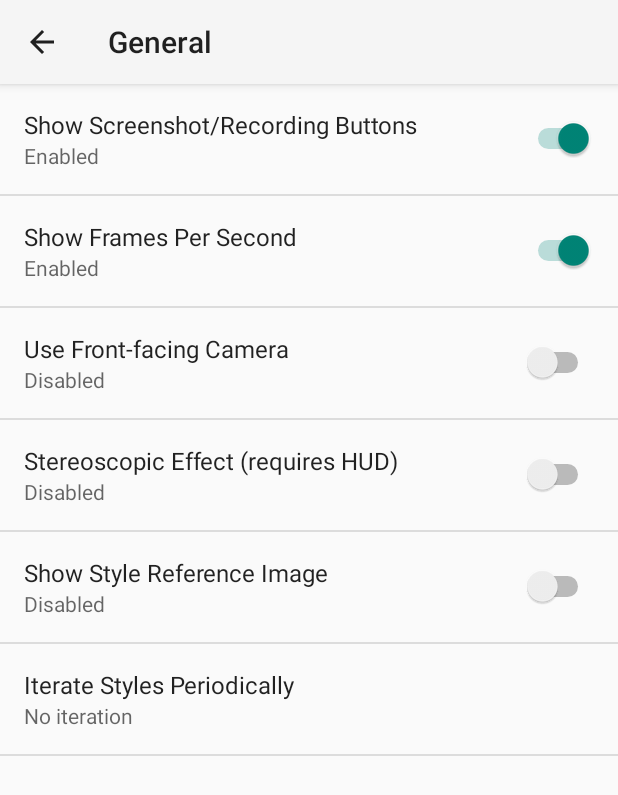
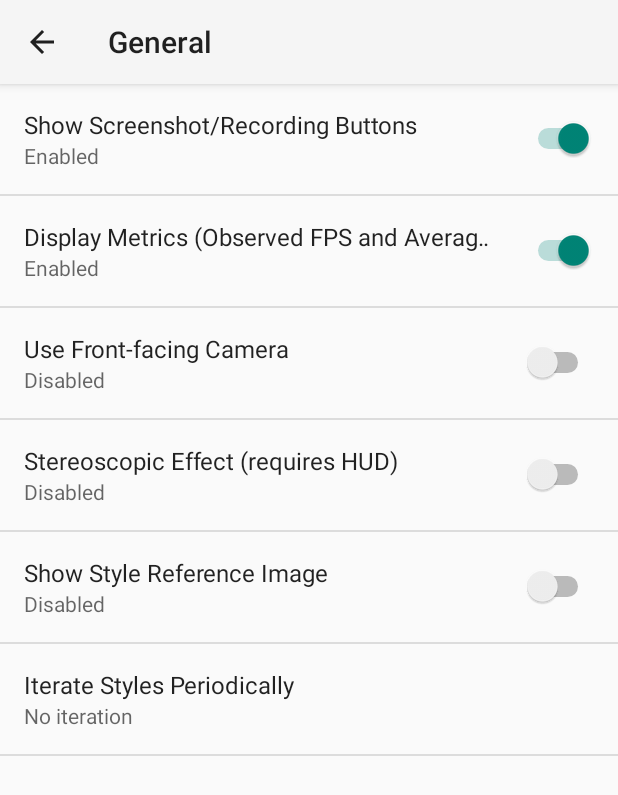
Before and after one commit to cmusatyalab/openrtist, an Android app: the SettingsActivity screen opened directly, with no data from a screen before it, after a tap on "General", on a phone screen of 412 x 824 dp. Shown: the top 795 px of the screen. Run offline under Robolectric (Android 15) with nearby library versions, the light colour scheme and no system bars.

Commit message:
Fixing string to mention FPS and RTT.

```diff
--- a/gabriel-client-openrtist-android/app/src/main/res/values/strings.xml
+++ b/gabriel-client-openrtist-android/app/src/main/res/values/strings.xml
@@ -10,7 +10,7 @@
     <string name="stereo_option">Stereoscopic Effect (requires HUD)</string>
     <string name="reference_option">Show Style Reference Image</string>
     <string name="pref_title_recording">Show Screenshot/Recording Buttons</string>
-    <string name="show_fps">Show Frames Per Second</string>
+    <string name="show_fps">Display Metrics (Observed FPS and Average RTT)</string>
     <string name="camera_option">Use Front-facing Camera</string>
     <string name="autoiterate_option">Iterate Styles Periodically</string>
     <string name="serverlist_heading">Server List</string>
```
